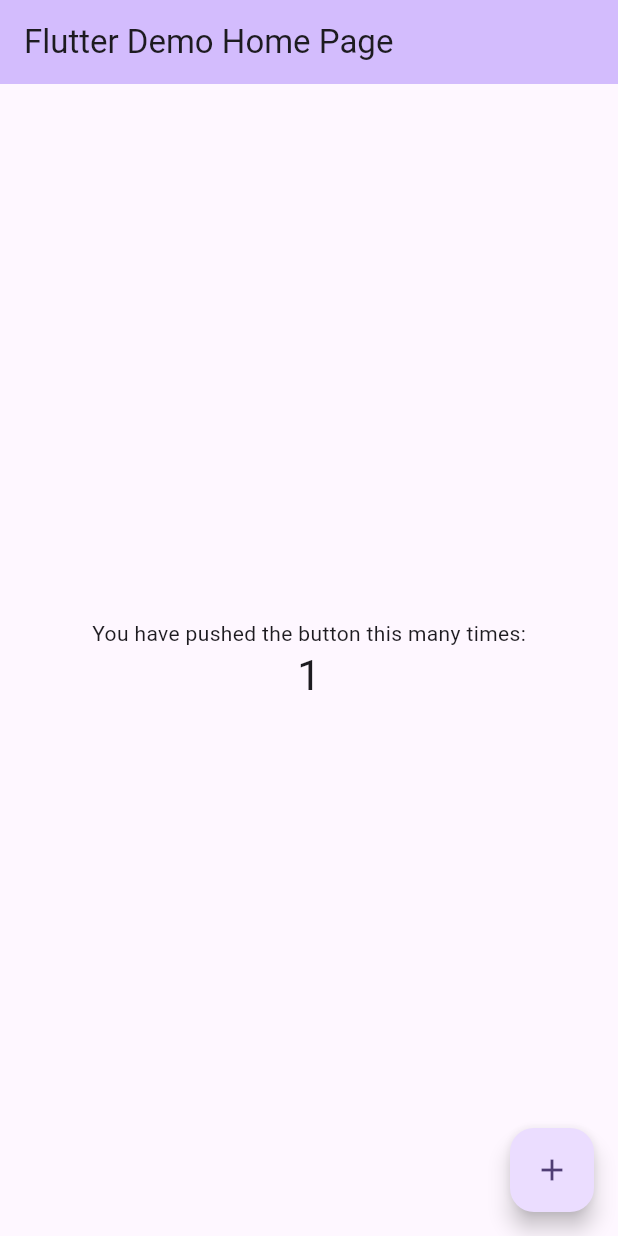
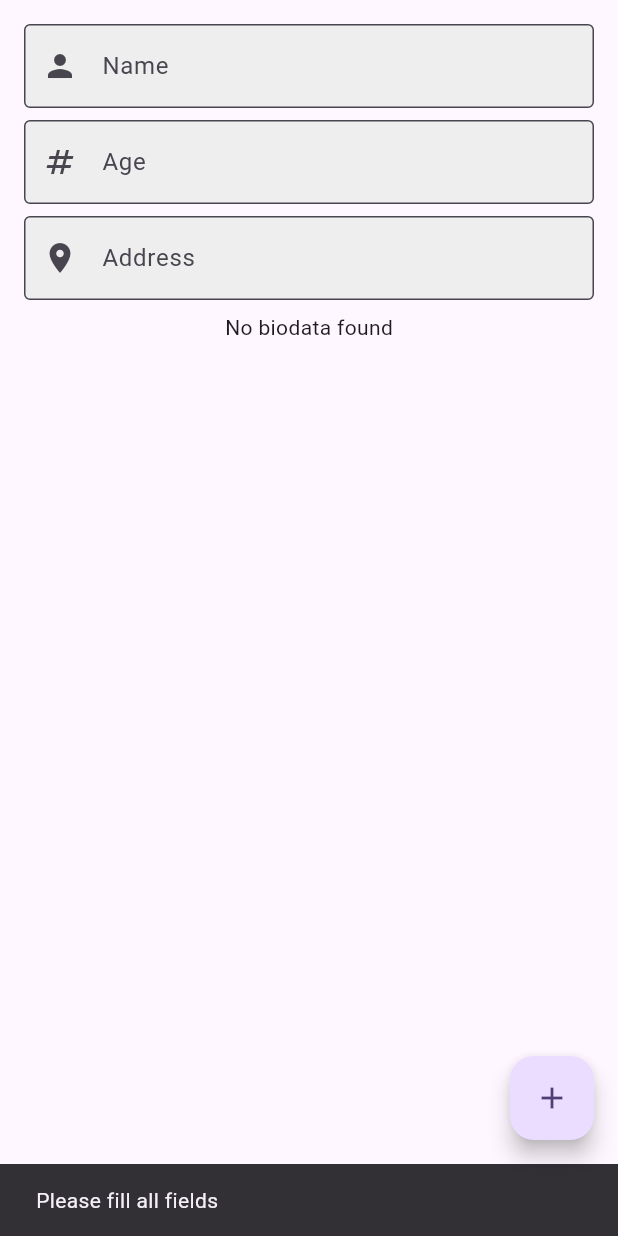
Before and after one commit to Gusnaldi99/flutter_firebase, a Flutter app: the screen it shows after launch, after a tap on the "add" icon, on a phone screen of 412 x 824 dp. Run offline on Flutter 3.47's test engine with Material 3 defaults, Android fonts, the phone set to English and light mode, and no system bars; our stand-ins replace cloud_firestore, firebase_core; accounts and stored records are empty.

Commit message:
fix data

```diff
--- /dev/null
+++ b/lib/biodata_service.dart
@@ -0,0 +1,28 @@
+import 'package:cloud_firestore/cloud_firestore.dart';
+
+class Biodataservice {
+  final FirebaseFirestore db;
+
+  const Biodataservice({required this.db});
+
+  // add Data
+  Future<String> add(Map<String, dynamic> data) async {
+    final document = await db.collection('biodata').add(data);
+    return document.id;
+  }
+
+  // fetch / tarik data
+  Stream<QuerySnapshot<Map<String, dynamic>>> getBiodata() {
+    return db.collection('biodata').snapshots();
+  }
+
+  //delete data by ID
+  Future<void> delete(String documentId) async {
+    await db.collection('biodata').doc(documentId).delete();
+  }
+
+  //update data by ID
+  Future<void> update(String documentId, Map<String, dynamic> data) async {
+    await db.collection('biodata').doc(documentId).update(data);
+  }
+}
--- /dev/null
+++ b/lib/homepage.dart
@@ -0,0 +1,174 @@
+import 'package:flutter/material.dart';
+import 'package:cloud_firestore/cloud_firestore.dart';
+import 'biodata_service.dart';
+
+class MyHomePage extends StatefulWidget {
+  const MyHomePage({super.key});
+
+  @override
+  State<MyHomePage> createState() => _MyHomePageState();
+}
+
+class _MyHomePageState extends State<MyHomePage> {
+  // Instance untuk berkomunikasi dengan Firestore
+  Biodataservice? service;
+
+  // Variabel untuk menyimpan ID dokumen yang sedang dipilih (edit mode)
+  String? selectedDocId;
+
+  // Controller untuk input teks
+  final nameController = TextEditingController();
+  final ageController = TextEditingController();
+  final addressController = TextEditingController();
+
+  @override
+  void initState() {
+    // Inisialisasi layanan Firestore
+    service = Biodataservice(db: FirebaseFirestore.instance);
+    super.initState();
+  }
+
+  // Fungsi untuk mengosongkan input field dan mereset selectedDocId
+  void clearFields() {
+    nameController.clear();
+    ageController.clear();
+    addressController.clear();
+    setState(() {
+      selectedDocId = null;
+    });
+  }
+
+  // Fungsi untuk menyimpan data (tambah atau update)
+  void saveData() {
+    final name = nameController.text.trim();
+    final age = ageController.text.trim();
+    final address = addressController.text.trim();
+
+    // Validasi agar tidak ada input yang kosong
+    if (name.isEmpty || age.isEmpty || address.isEmpty) {
+      ScaffoldMessenger.of(
+        context,
+      ).showSnackBar(const SnackBar(content: Text("Please fill all fields")));
+      return;
+    }
+
+    // Jika selectedDocId tidak null, berarti edit data
+    if (selectedDocId != null) {
+      service?.update(selectedDocId!, {
+        'name': name,
+        'age': age,
+        'address': address,
+      });
+    } else {
+      // Jika null, berarti tambah data baru
+      service?.add({'name': name, 'age': age, 'address': address});
+    }
+
+    // Reset input setelah berhasil menyimpan
+    clearFields();
+  }
+
+  @override
+  Widget build(BuildContext context) {
+    return Scaffold(
+      body: SafeArea(
+        child: Padding(
+          padding: const EdgeInsets.all(16.0),
+          child: Column(
+            children: [
+              // Input Nama
+              TextField(
+                controller: nameController,
+                decoration: InputDecoration(
+                  labelText: 'Name',
+                  prefixIcon: Icon(Icons.person),
+                  border: OutlineInputBorder(),
+                  filled: true,
+                  fillColor: Colors.grey[200],
+                ),
+              ),
+              const SizedBox(height: 8),
+              // Input Umur
+              TextField(
+                controller: ageController,
+                decoration: InputDecoration(
+                  labelText: 'Age',
+                  prefixIcon: Icon(Icons.numbers),
+                  border: OutlineInputBorder(),
+                  filled: true,
+                  fillColor: Colors.grey[200],
+                ),
+                keyboardType: TextInputType.number,
+              ),
+              const SizedBox(height: 8),
+              // Input Alamat
+              TextField(
+                controller: addressController,
+                decoration: InputDecoration(
+                  labelText: 'Address',
+                  prefixIcon: Icon(Icons.location_on),
+                  border: OutlineInputBorder(),
+                  filled: true,
+                  fillColor: Colors.grey[200],
+                ),
+              ),
+              const SizedBox(height: 8),
+              Expanded(
+                child: StreamBuilder(
+                  stream: service?.getBiodata(),
+                  builder: (context, snapshot) {
+                    if (snapshot.connectionState == ConnectionState.waiting ||
+                        snapshot.connectionState == ConnectionState.none) {
+                      return Center(child: CircularProgressIndicator());
+                    } else if (snapshot.hasError) {
+                      return Text("Error Fetching data: ${snapshot.error}");
+                    } else if (snapshot.hasData &&
+                        snapshot.data?.docs.isEmpty == true) {
+                      return Text("No biodata found");
+                    }
+
+                    final documents = snapshot.data?.docs;
+                    return ListView.builder(
+                      shrinkWrap: true,
+                      physics: const BouncingScrollPhysics(),
+                      itemCount: documents?.length,
+                      itemBuilder: (context, index) {
+                        return ListTile(
+                          title: Text(documents?[index]['name']),
+                          subtitle: Text("Age: ${documents?[index]['age']}"),
+                          onTap: () {
+                            // Ketika data diklik, isi input field dengan data tersebut
+                            nameController.text = documents?[index]['name'];
+                            ageController.text = documents?[index]['age'];
+                            addressController.text =
+                                documents?[index]['address'];
+                            setState(() {
+                              selectedDocId = documents?[index].id;
+                            });
+                          },
+                          trailing: IconButton(
+                            onPressed: () {
+                              // Hapus data saat tombol delete ditekan
+                              if (documents?[index].id != null) {
+                                service?.delete(documents![index].id);
+                              }
+                            },
+                            icon: const Icon(Icons.delete),
+                          ),
+                        );
+                      },
+                    );
+                  },
+                ),
+              ),
+            ],
+          ),
+        ),
+      ),
+      floatingActionButton: FloatingActionButton(
+        child: const Icon(Icons.add),
+        onPressed: saveData,
+      ),
+    );
+  }
+}
--- a/lib/main.dart
+++ b/lib/main.dart
@@ -1,7 +1,15 @@
 import 'package:flutter/material.dart';
+import 'package:firebase_core/firebase_core.dart';
+import 'homepage.dart';
 
-void main() {
-  runApp(const MyApp());
+void main() async {
+  WidgetsFlutterBinding.ensureInitialized();
+  try {
+    await Firebase.initializeApp();
+  } catch (e) {
+    print('Error initializing Firebase: $e');
+  }
+  runApp(MyApp());
 }
 
 class MyApp extends StatelessWidget {
@@ -13,110 +21,11 @@ class MyApp extends StatelessWidget {
     return MaterialApp(
       title: 'Flutter Demo',
       theme: ThemeData(
-        // This is the theme of your application.
-        //
-        // TRY THIS: Try running your application with "flutter run". You'll see
-        // the application has a purple toolbar. Then, without quitting the app,
-        // try changing the seedColor in the colorScheme below to Colors.green
-        // and then invoke "hot reload" (save your changes or press the "hot
-        // reload" button in a Flutter-supported IDE, or press "r" if you used
-        // the command line to start the app).
-        //
-        // Notice that the counter didn't reset back to zero; the application
-        // state is not lost during the reload. To reset the state, use hot
-        // restart instead.
-        //
-        // This works for code too, not just values: Most code changes can be
-        // tested with just a hot reload.
         colorScheme: ColorScheme.fromSeed(seedColor: Colors.deepPurple),
+        useMaterial3: true,
       ),
-      home: const MyHomePage(title: 'Flutter Demo Home Page'),
+      home: const MyHomePage(),
+      debugShowCheckedModeBanner: false,
     );
   }
 }
-
-class MyHomePage extends StatefulWidget {
-  const MyHomePage({super.key, required this.title});
-
-  // This widget is the home page of your application. It is stateful, meaning
-  // that it has a State object (defined below) that contains fields that affect
-  // how it looks.
-
-  // This class is the configuration for the state. It holds the values (in this
-  // case the title) provided by the parent (in this case the App widget) and
-  // used by the build method of the State. Fields in a Widget subclass are
-  // always marked "final".
-
-  final String title;
-
-  @override
-  State<MyHomePage> createState() => _MyHomePageState();
-}
-
-class _MyHomePageState extends State<MyHomePage> {
-  int _counter = 0;
-
-  void _incrementCounter() {
-    setState(() {
-      // This call to setState tells the Flutter framework that something has
-      // changed in this State, which causes it to rerun the build method below
-      // so that the display can reflect the updated values. If we changed
-      // _counter without calling setState(), then the build method would not be
-      // called again, and so nothing would appear to happen.
-      _counter++;
-    });
-  }
-
-  @override
-  Widget build(BuildContext context) {
-    // This method is rerun every time setState is called, for instance as done
-    // by the _incrementCounter method above.
-    //
-    // The Flutter framework has been optimized to make rerunning build methods
-    // fast, so that you can just rebuild anything that needs updating rather
-    // than having to individually change instances of widgets.
-    return Scaffold(
-      appBar: AppBar(
-        // TRY THIS: Try changing the color here to a specific color (to
-        // Colors.amber, perhaps?) and trigger a hot reload to see the AppBar
-        // change color while the other colors stay the same.
-        backgroundColor: Theme.of(context).colorScheme.inversePrimary,
-        // Here we take the value from the MyHomePage object that was created by
-        // the App.build method, and use it to set our appbar title.
-        title: Text(widget.title),
-      ),
-      body: Center(
-        // Center is a layout widget. It takes a single child and positions it
-        // in the middle of the parent.
-        child: Column(
-          // Column is also a layout widget. It takes a list of children and
-          // arranges them vertically. By default, it sizes itself to fit its
-          // children horizontally, and tries to be as tall as its parent.
-          //
-          // Column has various properties to control how it sizes itself and
-          // how it positions its children. Here we use mainAxisAlignment to
-          // center the children vertically; the main axis here is the vertical
-          // axis because Columns are vertical (the cross axis would be
-          // horizontal).
-          //
-          // TRY THIS: Invoke "debug painting" (choose the "Toggle Debug Paint"
-          // action in the IDE, or press "p" in the console), to see the
-          // wireframe for each widget.
-          mainAxisAlignment: MainAxisAlignment.center,
-          children: <Widget>[
-            const Text('You have pushed the button this many times:'),
-            Text(
-              '$_counter',
-              style: Theme.of(context).textTheme.headlineMedium,
-            ),
-          ],
-        ),
-      ),
-      floatingActionButton: FloatingActionButton(
-        onPressed: _incrementCounter,
-        tooltip: 'Increment',
-        child: const Icon(Icons.add),
-      ), // This trailing comma makes auto-formatting nicer for build methods.
-    );
-  }
-}
--- a/pubspec.yaml
+++ b/pubspec.yaml
@@ -34,6 +34,8 @@ dependencies:
   # The following adds the Cupertino Icons font to your application.
   # Use with the CupertinoIcons class for iOS style icons.
   cupertino_icons: ^1.0.8
+  firebase_core: ^3.12.0
+  cloud_firestore: ^5.6.4
 
 dev_dependencies:
   flutter_test:
```
Also changed, not shown: pubspec.lock, 7 other files.
